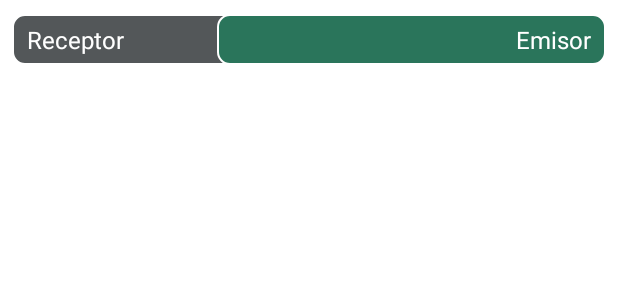
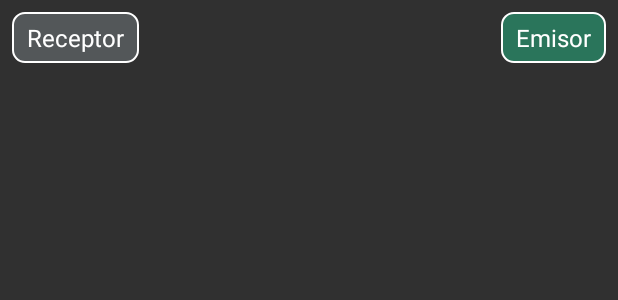
Before and after one commit to pablojgv03/Chat_Sockets, an Android app: the layout custom_item_list.xml on its own in the app's theme, with its tools: preview values and no code run, on a phone screen of 412 x 824 dp. Shown: the top 300 px of the screen. Run offline under Robolectric (Android 15) with nearby library versions, the phone set to English and light mode, and no system bars.

Commit message:
21:07 09/02 cambios añadidos en clase

```diff
--- a/app/src/main/AndroidManifest.xml
+++ b/app/src/main/AndroidManifest.xml
@@ -11,7 +11,7 @@
         android:label="@string/app_name"
         android:roundIcon="@mipmap/ic_launcher_round"
         android:supportsRtl="true"
-        android:theme="@style/Theme.MyChat"
+        android:theme="@style/Theme.Design.NoActionBar"
         tools:targetApi="31">
         <activity
             android:name=".MainActivity"
--- a/app/src/main/res/layout/custom_item_list.xml
+++ b/app/src/main/res/layout/custom_item_list.xml
@@ -5,16 +5,9 @@
     android:layout_width="match_parent"
     android:layout_height="wrap_content">
 
-    <androidx.constraintlayout.widget.Guideline
-        android:id="@+id/guideline4"
-        android:layout_width="wrap_content"
-        android:layout_height="wrap_content"
-        android:orientation="horizontal"
-        app:layout_constraintGuide_begin="45dp" />
-
     <TextView
         android:id="@+id/mensajeIzq"
-        android:layout_width="0dp"
+        android:layout_width="wrap_content"
         android:layout_height="wrap_content"
         android:layout_marginStart="8dp"
         android:layout_marginTop="8dp"
@@ -23,16 +16,14 @@
         android:text="Receptor"
         android:textColor="#ffffff"
         android:textSize="16dp"
-        app:layout_constraintBottom_toTopOf="@+id/guideline4"
         app:layout_constraintEnd_toStartOf="@+id/guideline5"
-        app:layout_constraintHorizontal_bias="0.0"
+        app:layout_constraintHorizontal_bias="00"
         app:layout_constraintStart_toStartOf="parent"
-        app:layout_constraintTop_toTopOf="parent"
-        app:layout_constraintVertical_bias="0.6" />
+        app:layout_constraintTop_toTopOf="parent" />
 
     <TextView
         android:id="@+id/mensajeDer"
-        android:layout_width="0dp"
+        android:layout_width="wrap_content"
         android:layout_height="wrap_content"
         android:layout_marginTop="8dp"
         android:layout_marginEnd="8dp"
@@ -42,24 +33,22 @@
         android:text="Emisor"
         android:textColor="#ffffff"
         android:textSize="16dp"
-        app:layout_constraintBottom_toTopOf="@+id/guideline4"
         app:layout_constraintEnd_toEndOf="parent"
         app:layout_constraintHorizontal_bias="1.0"
         app:layout_constraintStart_toStartOf="@+id/guideline7"
-        app:layout_constraintTop_toTopOf="parent"
-        app:layout_constraintVertical_bias="0.6" />
+        app:layout_constraintTop_toTopOf="parent" />
 
     <androidx.constraintlayout.widget.Guideline
         android:id="@+id/guideline5"
         android:layout_width="wrap_content"
         android:layout_height="wrap_content"
         android:orientation="vertical"
-        app:layout_constraintGuide_begin="255dp" />
+        app:layout_constraintGuide_begin="256dp" />
 
     <androidx.constraintlayout.widget.Guideline
         android:id="@+id/guideline7"
         android:layout_width="wrap_content"
         android:layout_height="wrap_content"
         android:orientation="vertical"
-        app:layout_constraintGuide_begin="145dp" />
+        app:layout_constraintGuide_end="266dp" />
 </androidx.constraintlayout.widget.ConstraintLayout>
```
Also changed, not shown: app/src/main/java/com/example/mychat/MainActivity.java (+50 -14 lines), app/src/main/res/layout/activity_main.xml (+52 -46 lines).
